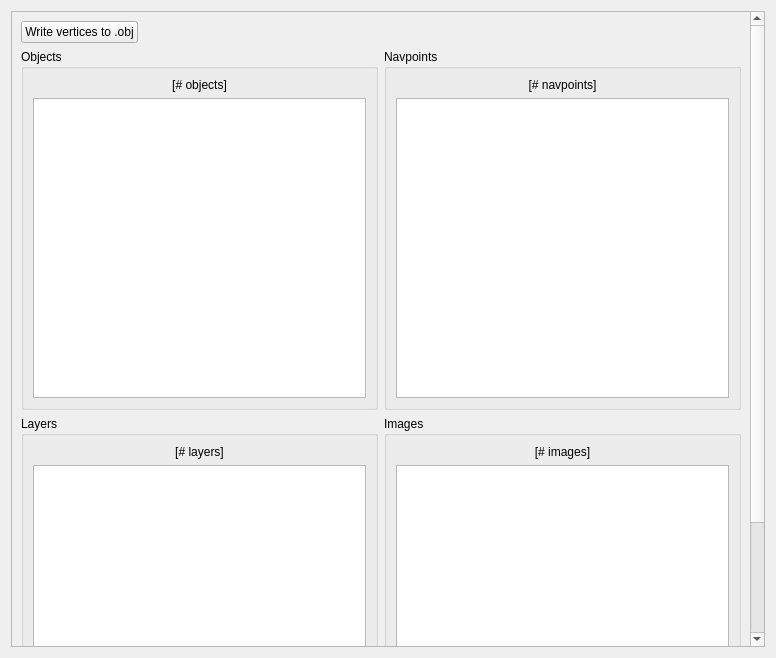
Qt form ui/p3d-viewer.ui (michaelpm54/Ace3x) before a commit.
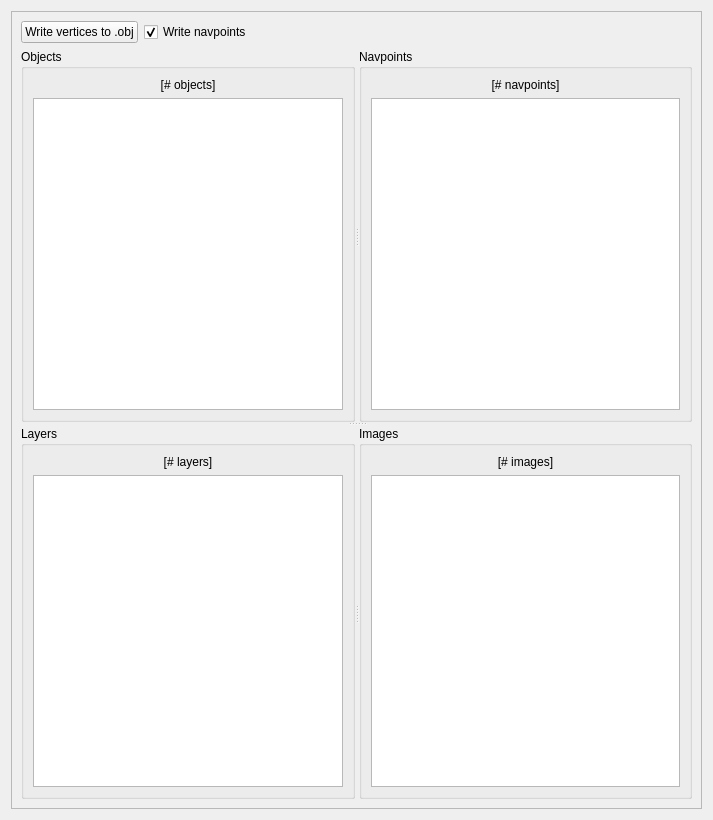
The same form after that commit.

Patch:
```diff
--- a/ui/p3d-viewer.ui
+++ b/ui/p3d-viewer.ui
@@ -6,8 +6,8 @@
    <rect>
     <x>0</x>
     <y>0</y>
-    <width>776</width>
-    <height>658</height>
+    <width>713</width>
+    <height>820</height>
    </rect>
   </property>
   <property name="windowTitle">
@@ -24,19 +24,83 @@
        <rect>
         <x>0</x>
         <y>0</y>
-        <width>739</width>
-        <height>759</height>
+        <width>693</width>
+        <height>800</height>
        </rect>
       </property>
       <layout class="QGridLayout" name="gridLayout_5">
-       <item row="1" column="1">
+       <item row="0" column="0">
+        <widget class="QPushButton" name="writeToObjButton">
+         <property name="sizePolicy">
+          <sizepolicy hsizetype="Maximum" vsizetype="Fixed">
+           <horstretch>0</horstretch>
+           <verstretch>0</verstretch>
+          </sizepolicy>
+         </property>
+         <property name="text">
+          <string>Write vertices to .obj</string>
+         </property>
+        </widget>
+       </item>
+       <item row="0" column="1">
+        <widget class="QCheckBox" name="write_navpoints_cb">
+         <property name="text">
+          <string>Write navpoints</string>
+         </property>
+         <property name="checked">
+          <bool>true</bool>
+         </property>
+        </widget>
+       </item>
+       <item row="1" column="0" colspan="2">
+        <widget class="QSplitter" name="splitter_3">
+         <property name="orientation">
+          <enum>Qt::Vertical</enum>
+         </property>
+         <widget class="QSplitter" name="splitter">
+          <property name="orientation">
+           <enum>Qt::Horizontal</enum>
+          </property>
+          <widget class="QGroupBox" name="groupBox">
+           <property name="title">
+            <string>Objects</string>
+           </property>
+           <layout class="QGridLayout" name="gridLayout">
+            <item row="0" column="0">
+             <widget class="QLabel" name="objCount">
+              <property name="sizePolicy">
+               <sizepolicy hsizetype="MinimumExpanding" vsizetype="Preferred">
+                <horstretch>0</horstretch>
+                <verstretch>0</verstretch>
+               </sizepolicy>
+              </property>
+              <property name="text">
+               <string>[# objects]</string>
+              </property>
+              <property name="alignment">
+               <set>Qt::AlignCenter</set>
+              </property>
+             </widget>
+            </item>
+            <item row="1" column="0">
+             <widget class="QListWidget" name="objList">
+              <property name="minimumSize">
+               <size>
+                <width>0</width>
+                <height>300</height>
+               </size>
+              </property>
+             </widget>
+            </item>
+           </layout>
+          </widget>
         <widget class="QGroupBox" name="groupBox_2">
          <property name="title">
           <string>Navpoints</string>
          </property>
          <layout class="QGridLayout" name="gridLayout_2">
           <item row="2" column="0">
-           <widget class="QTableWidget" name="navTable">
+             <widget class="QTableWidget" name="navpoint_table">
             <property name="minimumSize">
              <size>
               <width>0</width>
@@ -46,7 +110,7 @@
            </widget>
           </item>
           <item row="1" column="0">
-           <widget class="QLabel" name="navCount">
+             <widget class="QLabel" name="navpoint_count">
             <property name="text">
              <string>[# navpoints]</string>
             </property>
@@ -57,65 +121,22 @@
           </item>
          </layout>
         </widget>
-       </item>
-       <item row="3" column="1">
-        <widget class="QGroupBox" name="groupBox_4">
-         <property name="title">
-          <string>Images</string>
-         </property>
-         <layout class="QGridLayout" name="gridLayout_4">
-          <item row="1" column="0">
-           <widget class="QListWidget" name="imgList">
-            <property name="minimumSize">
-             <size>
-              <width>0</width>
-              <height>300</height>
-             </size>
-            </property>
-           </widget>
-          </item>
-          <item row="0" column="0">
-           <widget class="QLabel" name="imgCount">
-            <property name="text">
-             <string>[# images]</string>
-            </property>
-            <property name="alignment">
-             <set>Qt::AlignCenter</set>
-            </property>
-           </widget>
-          </item>
-         </layout>
-        </widget>
-       </item>
-       <item row="0" column="0">
-        <widget class="QPushButton" name="writeToObjButton">
-         <property name="sizePolicy">
-          <sizepolicy hsizetype="Maximum" vsizetype="Fixed">
-           <horstretch>0</horstretch>
-           <verstretch>0</verstretch>
-          </sizepolicy>
-         </property>
-         <property name="text">
-          <string>Write vertices to .obj</string>
-         </property>
-        </widget>
-       </item>
-       <item row="3" column="0">
+         </widget>
+         <widget class="QSplitter" name="splitter_2">
+          <property name="orientation">
+           <enum>Qt::Horizontal</enum>
+          </property>
         <widget class="QGroupBox" name="groupBox_3">
+           <property name="sizePolicy">
+            <sizepolicy hsizetype="MinimumExpanding" vsizetype="Preferred">
+             <horstretch>0</horstretch>
+             <verstretch>0</verstretch>
+            </sizepolicy>
+           </property>
          <property name="title">
           <string>Layers</string>
          </property>
          <layout class="QGridLayout" name="gridLayout_3">
-          <item row="0" column="0">
-           <widget class="QLabel" name="layer_count">
-            <property name="text">
-             <string>[# layers]</string>
-            </property>
-            <property name="alignment">
-             <set>Qt::AlignCenter</set>
-            </property>
-           </widget>
-          </item>
           <item row="1" column="0">
            <widget class="QTableWidget" name="layer_table">
             <property name="minimumSize">
@@ -138,27 +159,31 @@
             </attribute>
            </widget>
           </item>
-         </layout>
-        </widget>
-       </item>
-       <item row="1" column="0">
-        <widget class="QGroupBox" name="groupBox">
-         <property name="title">
-          <string>Objects</string>
-         </property>
-         <layout class="QGridLayout" name="gridLayout">
           <item row="0" column="0">
-           <widget class="QLabel" name="objCount">
+             <widget class="QLabel" name="layer_count">
             <property name="text">
-             <string>[# objects]</string>
+               <string>[# layers]</string>
             </property>
             <property name="alignment">
              <set>Qt::AlignCenter</set>
             </property>
            </widget>
           </item>
-          <item row="1" column="0">
-           <widget class="QListWidget" name="objList">
+           </layout>
+          </widget>
+          <widget class="QGroupBox" name="groupBox_4">
+           <property name="sizePolicy">
+            <sizepolicy hsizetype="MinimumExpanding" vsizetype="Preferred">
+             <horstretch>0</horstretch>
+             <verstretch>0</verstretch>
+            </sizepolicy>
+           </property>
+           <property name="title">
+            <string>Images</string>
+           </property>
+           <layout class="QGridLayout" name="gridLayout_4">
+            <item row="2" column="0">
+             <widget class="QListWidget" name="imgList">
             <property name="minimumSize">
              <size>
               <width>0</width>
@@ -167,7 +192,19 @@
             </property>
            </widget>
           </item>
-         </layout>
+            <item row="1" column="0">
+             <widget class="QLabel" name="imgCount">
+              <property name="text">
+               <string>[# images]</string>
+              </property>
+              <property name="alignment">
+               <set>Qt::AlignCenter</set>
+              </property>
+             </widget>
+            </item>
+           </layout>
+          </widget>
+         </widget>
         </widget>
        </item>
       </layout>
```
Lines whose indentation alone changed are shown as unchanged.
